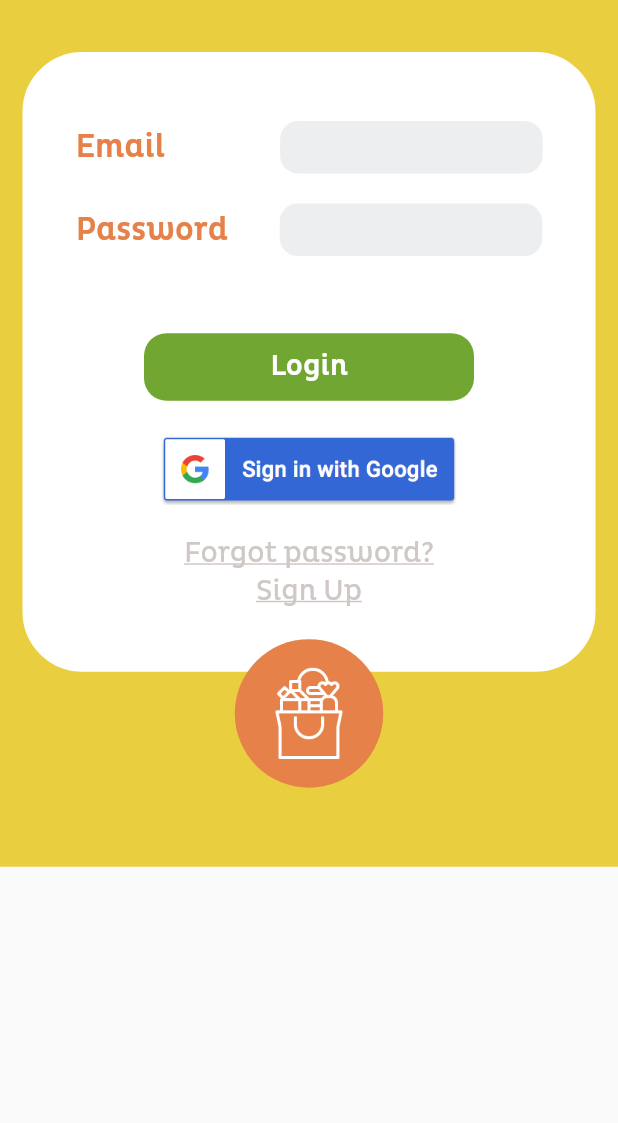
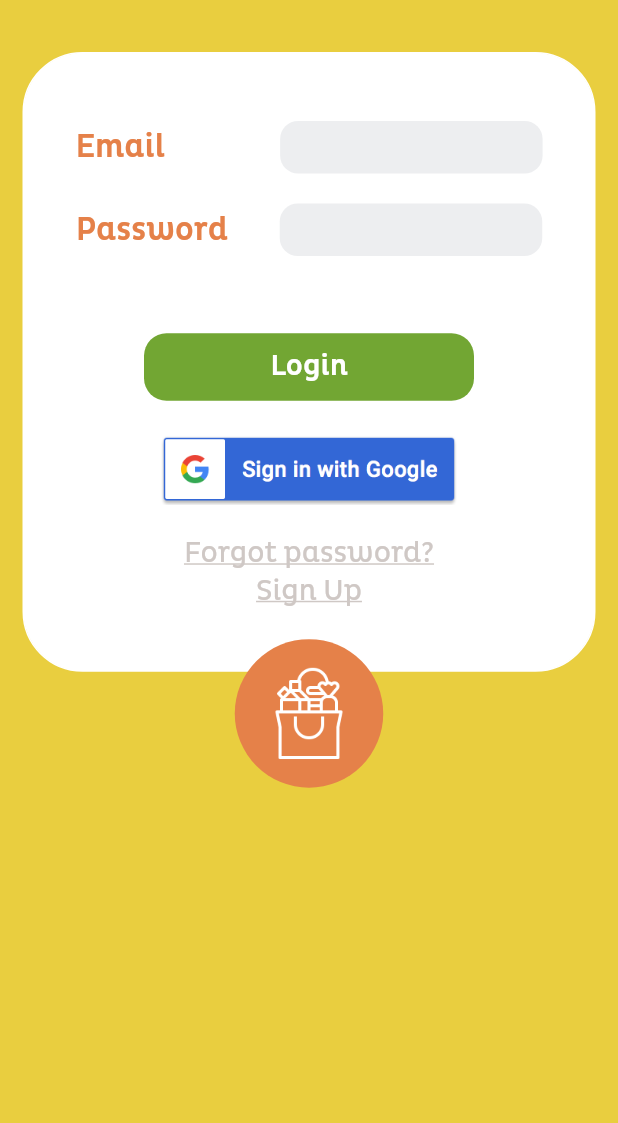
Before and after one commit to giritlgc/wtf_public, a Flutter app: the screen it shows after launch, after a tap on "Login", on a phone screen of 412 x 824 dp, the part 113-1236 px from its top. Run offline on Flutter 3.47's test engine with Material 2 defaults, Android fonts, the phone set to English and light mode, and no system bars; our stand-ins replace cloud_firestore, device_info, dio, firebase_auth, firebase_core, flutter_spinkit and 3 more; missing offline and left inert: flutter_facebook_login; accounts and stored records are empty; project files that could hold a hidden picture were left out.

Commit message:
Login Page Background Correction

```diff
--- a/lib/login.dart
+++ b/lib/login.dart
@@ -28,11 +28,12 @@ class _LoginState extends State<Login> {
   @override
   Widget build(BuildContext context) {
     return Material(
-        child: ListView(
-          children:[
+        child:
             Container(
           color: HexColor('#e9ce3f'),
-          child: Column(children: [
+          child: ListView(
+            children: [
+              Column(children: [
                 Padding(
                   padding: EdgeInsets.only(top: 28),
                   child: Text(
@@ -291,8 +292,10 @@ class _LoginState extends State<Login> {
                   )],
                 )
               ]),
+            ],
           ),
-        ]));
+        ),
+        );
 
 
 
```
Lines whose indentation alone changed are shown as unchanged.
